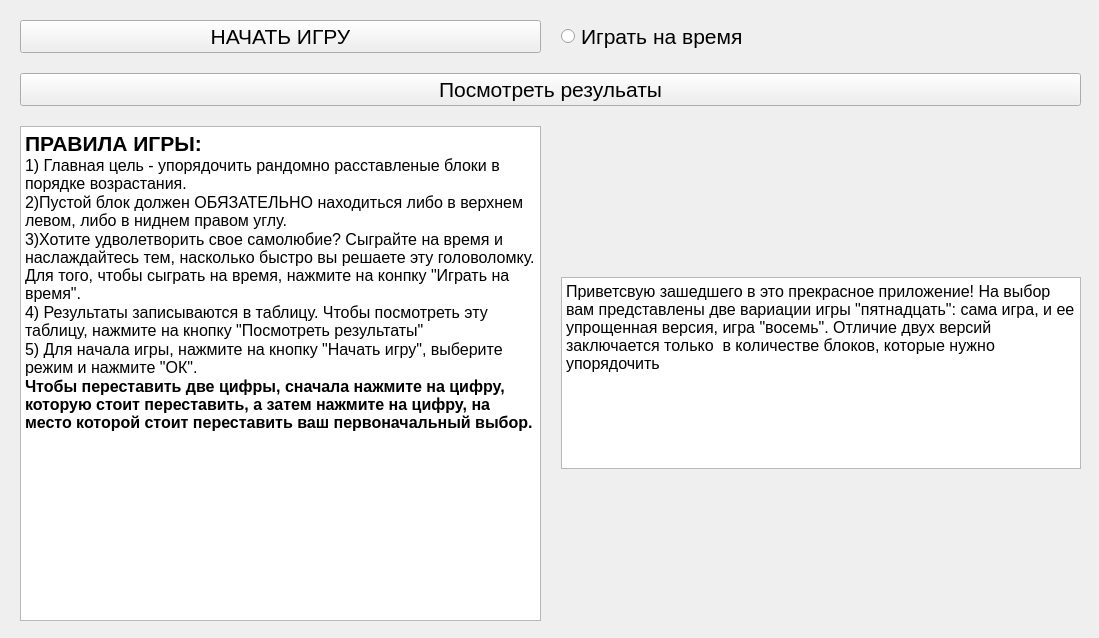
alexandervoitsekhovich/QtProject, file startPage.ui: the form before one commit.
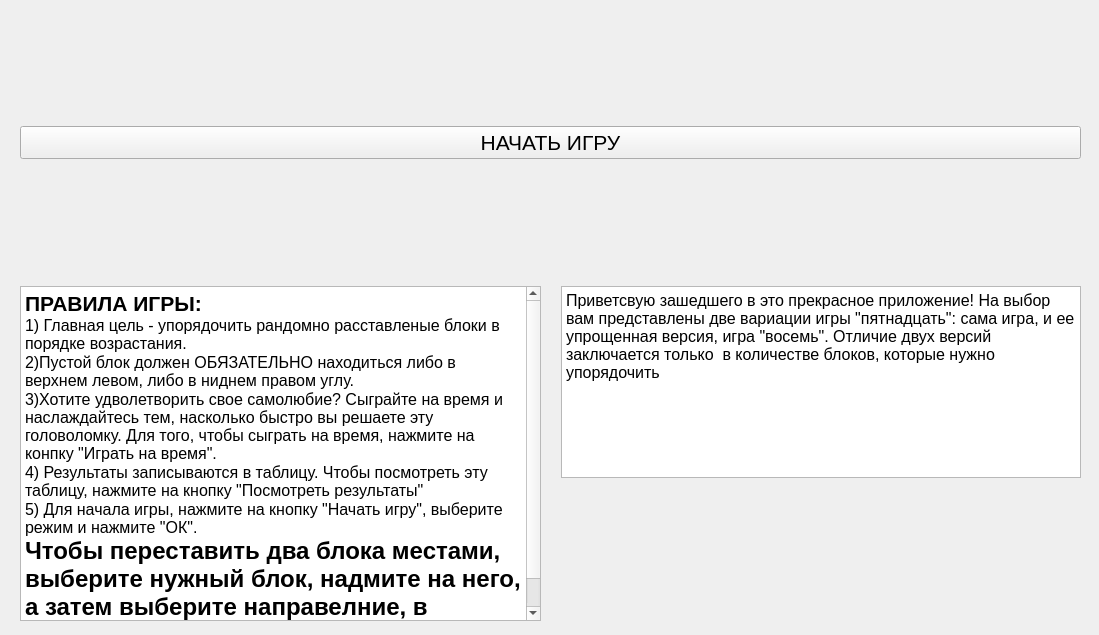
The form after the commit.

The edit to the form file:
```diff
--- a/startPage.ui
+++ b/startPage.ui
@@ -7,7 +7,7 @@
     <x>0</x>
     <y>0</y>
     <width>1099</width>
-    <height>638</height>
+    <height>635</height>
    </rect>
   </property>
   <property name="windowTitle">
@@ -41,7 +41,7 @@
     <property name="spacing">
      <number>20</number>
     </property>
-    <item row="3" column="1">
+    <item row="2" column="1">
      <widget class="QTextBrowser" name="gameDesc">
       <property name="sizePolicy">
        <sizepolicy hsizetype="Expanding" vsizetype="Maximum">
@@ -53,91 +53,13 @@
        <string>&lt;!DOCTYPE HTML PUBLIC &quot;-//W3C//DTD HTML 4.0//EN&quot; &quot;http://www.w3.org/TR/REC-html40/strict.dtd&quot;&gt;
 &lt;html&gt;&lt;head&gt;&lt;meta name=&quot;qrichtext&quot; content=&quot;1&quot; /&gt;&lt;style type=&quot;text/css&quot;&gt;
 p, li { white-space: pre-wrap; }
-&lt;/style&gt;&lt;/head&gt;&lt;body style=&quot; font-family:'MS Shell Dlg 2'; font-size:8.25pt; font-weight:400; font-style:normal;&quot;&gt;
+&lt;/style&gt;&lt;/head&gt;&lt;body style=&quot; font-family:'MS Shell Dlg 2'; font-size:8pt; font-weight:400; font-style:normal;&quot;&gt;
 &lt;p style=&quot; margin-top:0px; margin-bottom:0px; margin-left:0px; margin-right:0px; -qt-block-indent:0; text-indent:0px;&quot;&gt;&lt;span style=&quot; font-size:12pt;&quot;&gt;Приветсвую зашедшего в это прекрасное приложение! На выбор вам представлены две вариации игры &amp;quot;пятнадцать&amp;quot;: сама игра, и ее упрощенная версия, игра &amp;quot;восемь&amp;quot;. Отличие двух версий заключается только  в количестве блоков, которые нужно упорядочить&lt;/span&gt;&lt;/p&gt;
 &lt;p style=&quot;-qt-paragraph-type:empty; margin-top:0px; margin-bottom:0px; margin-left:0px; margin-right:0px; -qt-block-indent:0; text-indent:0px; font-size:12pt;&quot;&gt;&lt;br /&gt;&lt;/p&gt;&lt;/body&gt;&lt;/html&gt;</string>
       </property>
      </widget>
     </item>
-    <item row="0" column="1">
-     <widget class="QRadioButton" name="timeModeButton">
-      <property name="sizePolicy">
-       <sizepolicy hsizetype="Minimum" vsizetype="Fixed">
-        <horstretch>0</horstretch>
-        <verstretch>0</verstretch>
-       </sizepolicy>
-      </property>
-      <property name="font">
-       <font>
-        <family>Arial</family>
-        <pointsize>16</pointsize>
-       </font>
-      </property>
-      <property name="cursor">
-       <cursorShape>PointingHandCursor</cursorShape>
-      </property>
-      <property name="text">
-       <string>Играть на время</string>
-      </property>
-     </widget>
-    </item>
-    <item row="3" column="0">
-     <widget class="QTextBrowser" name="gameRules">
-      <property name="sizePolicy">
-       <sizepolicy hsizetype="Expanding" vsizetype="Expanding">
-        <horstretch>0</horstretch>
-        <verstretch>0</verstretch>
-       </sizepolicy>
-      </property>
-      <property name="font">
-       <font>
-        <family>Arial</family>
-       </font>
-      </property>
-      <property name="html">
-       <string>&lt;!DOCTYPE HTML PUBLIC &quot;-//W3C//DTD HTML 4.0//EN&quot; &quot;http://www.w3.org/TR/REC-html40/strict.dtd&quot;&gt;
-&lt;html&gt;&lt;head&gt;&lt;meta name=&quot;qrichtext&quot; content=&quot;1&quot; /&gt;&lt;style type=&quot;text/css&quot;&gt;
-p, li { white-space: pre-wrap; }
-&lt;/style&gt;&lt;/head&gt;&lt;body style=&quot; font-family:'Arial'; font-size:8.25pt; font-weight:400; font-style:normal;&quot;&gt;
-&lt;p style=&quot; margin-top:0px; margin-bottom:0px; margin-left:0px; margin-right:0px; -qt-block-indent:0; text-indent:0px;&quot;&gt;&lt;span style=&quot; font-family:'MS Shell Dlg 2'; font-size:16pt; font-weight:600;&quot;&gt;ПРАВИЛА ИГРЫ:&lt;/span&gt;&lt;/p&gt;
-&lt;p style=&quot; margin-top:0px; margin-bottom:0px; margin-left:0px; margin-right:0px; -qt-block-indent:0; text-indent:0px;&quot;&gt;&lt;span style=&quot; font-family:'MS Shell Dlg 2'; font-size:12pt;&quot;&gt;1) Главная цель - упорядочить рандомно расставленые блоки в порядке возрастания.&lt;/span&gt;&lt;/p&gt;
-&lt;p style=&quot; margin-top:0px; margin-bottom:0px; margin-left:0px; margin-right:0px; -qt-block-indent:0; text-indent:0px;&quot;&gt;&lt;span style=&quot; font-family:'MS Shell Dlg 2'; font-size:12pt;&quot;&gt;2)Пустой блок должен ОБЯЗАТЕЛЬНО находиться либо в верхнем левом, либо в ниднем правом углу.&lt;/span&gt;&lt;/p&gt;
-&lt;p style=&quot; margin-top:0px; margin-bottom:0px; margin-left:0px; margin-right:0px; -qt-block-indent:0; text-indent:0px;&quot;&gt;&lt;span style=&quot; font-family:'MS Shell Dlg 2'; font-size:12pt;&quot;&gt;3)Хотите удволетворить свое самолюбие? Сыграйте на время и наслаждайтесь тем, насколько быстро вы решаете эту головоломку. Для того, чтобы сыграть на время, нажмите на конпку &amp;quot;Играть на время&amp;quot;.&lt;/span&gt;&lt;/p&gt;
-&lt;p style=&quot; margin-top:0px; margin-bottom:0px; margin-left:0px; margin-right:0px; -qt-block-indent:0; text-indent:0px;&quot;&gt;&lt;span style=&quot; font-family:'MS Shell Dlg 2'; font-size:12pt;&quot;&gt;4) Результаты записываются в таблицу. Чтобы посмотреть эту таблицу, нажмите на кнопку &amp;quot;Посмотреть результаты&amp;quot;&lt;/span&gt;&lt;/p&gt;
-&lt;p style=&quot; margin-top:0px; margin-bottom:0px; margin-left:0px; margin-right:0px; -qt-block-indent:0; text-indent:0px;&quot;&gt;&lt;span style=&quot; font-family:'MS Shell Dlg 2'; font-size:12pt;&quot;&gt;5) Для начала игры, нажмите на кнопку &amp;quot;Начать игру&amp;quot;, выберите режим и нажмите &amp;quot;ОК&amp;quot;.&lt;/span&gt;&lt;/p&gt;
-&lt;p style=&quot; margin-top:0px; margin-bottom:0px; margin-left:0px; margin-right:0px; -qt-block-indent:0; text-indent:0px;&quot;&gt;&lt;span style=&quot; font-family:'MS Shell Dlg 2'; font-size:12pt; font-weight:600;&quot;&gt;Чтобы переставить две цифры, сначала нажмите на цифру, которую стоит переставить, а затем нажмите на цифру, на место которой стоит переставить ваш первоначальный выбор.&lt;/span&gt;&lt;/p&gt;&lt;/body&gt;&lt;/html&gt;</string>
-      </property>
-     </widget>
-    </item>
-    <item row="2" column="0" colspan="2">
-     <widget class="QPushButton" name="resultsButton">
-      <property name="enabled">
-       <bool>true</bool>
-      </property>
-      <property name="sizePolicy">
-       <sizepolicy hsizetype="Minimum" vsizetype="Fixed">
-        <horstretch>0</horstretch>
-        <verstretch>0</verstretch>
-       </sizepolicy>
-      </property>
-      <property name="font">
-       <font>
-        <family>Arial</family>
-        <pointsize>16</pointsize>
-       </font>
-      </property>
-      <property name="cursor">
-       <cursorShape>PointingHandCursor</cursorShape>
-      </property>
-      <property name="layoutDirection">
-       <enum>Qt::LeftToRight</enum>
-      </property>
-      <property name="text">
-       <string>Посмотреть резульаты</string>
-      </property>
-     </widget>
-    </item>
-    <item row="0" column="0">
+    <item row="0" column="0" rowspan="2" colspan="2">
      <widget class="QPushButton" name="startButton">
       <property name="sizePolicy">
        <sizepolicy hsizetype="Minimum" vsizetype="Maximum">
@@ -165,6 +87,41 @@
       </property>
      </widget>
     </item>
+    <item row="3" column="1">
+     <widget class="QLabel" name="stats">
+      <property name="text">
+       <string/>
+      </property>
+     </widget>
+    </item>
+    <item row="2" column="0" rowspan="2">
+     <widget class="QTextBrowser" name="gameRules">
+      <property name="sizePolicy">
+       <sizepolicy hsizetype="Expanding" vsizetype="Expanding">
+        <horstretch>0</horstretch>
+        <verstretch>0</verstretch>
+       </sizepolicy>
+      </property>
+      <property name="font">
+       <font>
+        <family>Arial</family>
+       </font>
+      </property>
+      <property name="html">
+       <string>&lt;!DOCTYPE HTML PUBLIC &quot;-//W3C//DTD HTML 4.0//EN&quot; &quot;http://www.w3.org/TR/REC-html40/strict.dtd&quot;&gt;
+&lt;html&gt;&lt;head&gt;&lt;meta name=&quot;qrichtext&quot; content=&quot;1&quot; /&gt;&lt;style type=&quot;text/css&quot;&gt;
+p, li { white-space: pre-wrap; }
+&lt;/style&gt;&lt;/head&gt;&lt;body style=&quot; font-family:'Arial'; font-size:8pt; font-weight:400; font-style:normal;&quot;&gt;
+&lt;p style=&quot; margin-top:0px; margin-bottom:0px; margin-left:0px; margin-right:0px; -qt-block-indent:0; text-indent:0px;&quot;&gt;&lt;span style=&quot; font-family:'MS Shell Dlg 2'; font-size:16pt; font-weight:600;&quot;&gt;ПРАВИЛА ИГРЫ:&lt;/span&gt;&lt;/p&gt;
+&lt;p style=&quot; margin-top:0px; margin-bottom:0px; margin-left:0px; margin-right:0px; -qt-block-indent:0; text-indent:0px;&quot;&gt;&lt;span style=&quot; font-family:'MS Shell Dlg 2'; font-size:12pt;&quot;&gt;1) Главная цель - упорядочить рандомно расставленые блоки в порядке возрастания.&lt;/span&gt;&lt;/p&gt;
+&lt;p style=&quot; margin-top:0px; margin-bottom:0px; margin-left:0px; margin-right:0px; -qt-block-indent:0; text-indent:0px;&quot;&gt;&lt;span style=&quot; font-family:'MS Shell Dlg 2'; font-size:12pt;&quot;&gt;2)Пустой блок должен ОБЯЗАТЕЛЬНО находиться либо в верхнем левом, либо в ниднем правом углу.&lt;/span&gt;&lt;/p&gt;
+&lt;p style=&quot; margin-top:0px; margin-bottom:0px; margin-left:0px; margin-right:0px; -qt-block-indent:0; text-indent:0px;&quot;&gt;&lt;span style=&quot; font-family:'MS Shell Dlg 2'; font-size:12pt;&quot;&gt;3)Хотите удволетворить свое самолюбие? Сыграйте на время и наслаждайтесь тем, насколько быстро вы решаете эту головоломку. Для того, чтобы сыграть на время, нажмите на конпку &amp;quot;Играть на время&amp;quot;.&lt;/span&gt;&lt;/p&gt;
+&lt;p style=&quot; margin-top:0px; margin-bottom:0px; margin-left:0px; margin-right:0px; -qt-block-indent:0; text-indent:0px;&quot;&gt;&lt;span style=&quot; font-family:'MS Shell Dlg 2'; font-size:12pt;&quot;&gt;4) Результаты записываются в таблицу. Чтобы посмотреть эту таблицу, нажмите на кнопку &amp;quot;Посмотреть результаты&amp;quot;&lt;/span&gt;&lt;/p&gt;
+&lt;p style=&quot; margin-top:0px; margin-bottom:0px; margin-left:0px; margin-right:0px; -qt-block-indent:0; text-indent:0px;&quot;&gt;&lt;span style=&quot; font-family:'MS Shell Dlg 2'; font-size:12pt;&quot;&gt;5) Для начала игры, нажмите на кнопку &amp;quot;Начать игру&amp;quot;, выберите режим и нажмите &amp;quot;ОК&amp;quot;.&lt;/span&gt;&lt;/p&gt;
+&lt;p style=&quot; margin-top:0px; margin-bottom:0px; margin-left:0px; margin-right:0px; -qt-block-indent:0; text-indent:0px;&quot;&gt;&lt;span style=&quot; font-size:18pt; font-weight:600;&quot;&gt;Чтобы переставить два блока местами, выберите нужный блок, надмите на него, а затем выберите направелние, в которое его стоит переставить.&lt;/span&gt;&lt;/p&gt;&lt;/body&gt;&lt;/html&gt;</string>
+      </property>
+     </widget>
+    </item>
    </layout>
   </widget>
  </widget>
```
